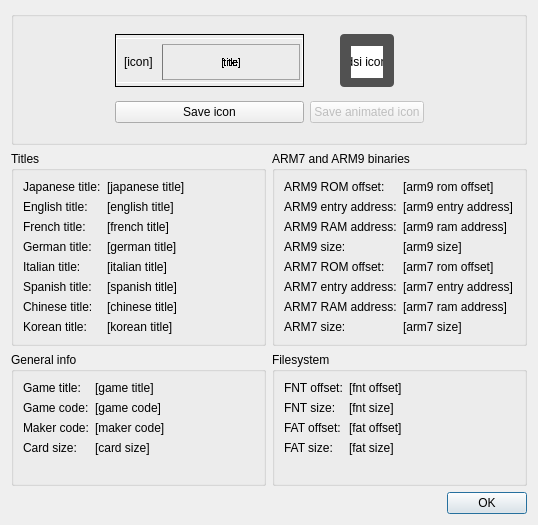
The window that src/frontend/qt_sdl/ROMInfoDialog.ui (poopoocacacacaca/melonRA) describes before a commit, drawn with Qt 5.
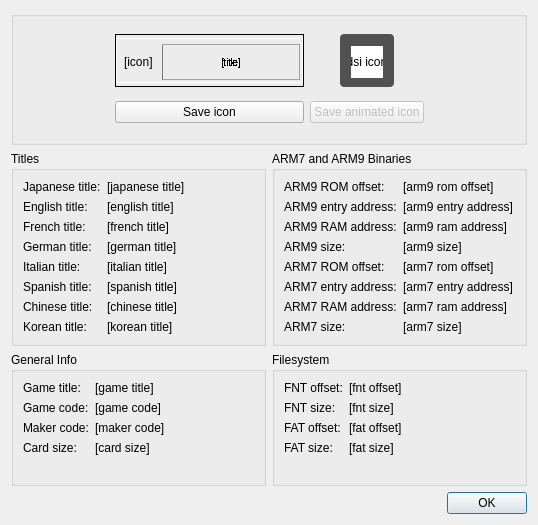
The same window after the commit.

What changed in the file:
```diff
--- a/src/frontend/qt_sdl/ROMInfoDialog.ui
+++ b/src/frontend/qt_sdl/ROMInfoDialog.ui
@@ -208,7 +208,7 @@
    <item row="2" column="1">
     <widget class="QGroupBox" name="arm9AndArm7Binaries">
      <property name="title">
-      <string>ARM7 and ARM9 binaries</string>
+      <string>ARM7 and ARM9 Binaries</string>
      </property>
      <layout class="QFormLayout" name="formLayout_2">
       <item row="0" column="0">
@@ -490,7 +490,7 @@
    <item row="3" column="0">
     <widget class="QGroupBox" name="generalInfo">
      <property name="title">
-      <string>General info</string>
+      <string>General Info</string>
      </property>
      <layout class="QFormLayout" name="formLayout_3">
       <item row="0" column="0">
```
Left out of the diff: 2 changed lines with no effect on the pictures.
